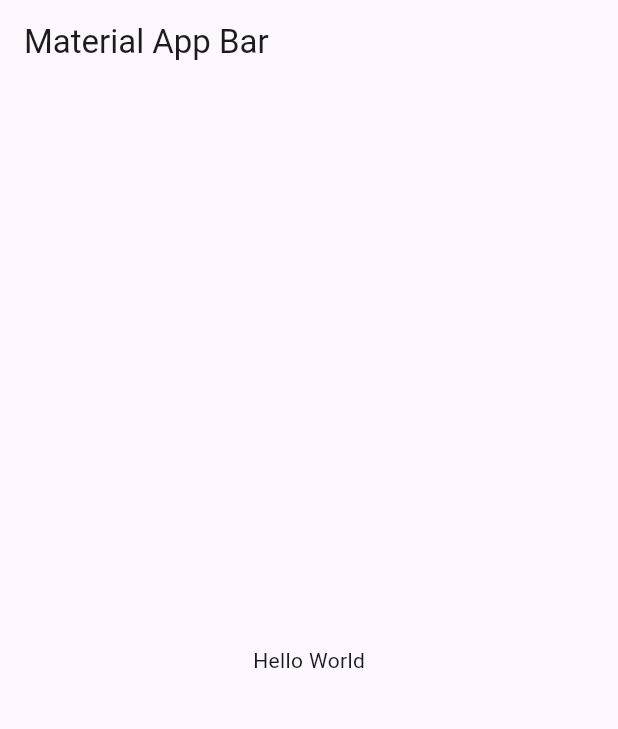
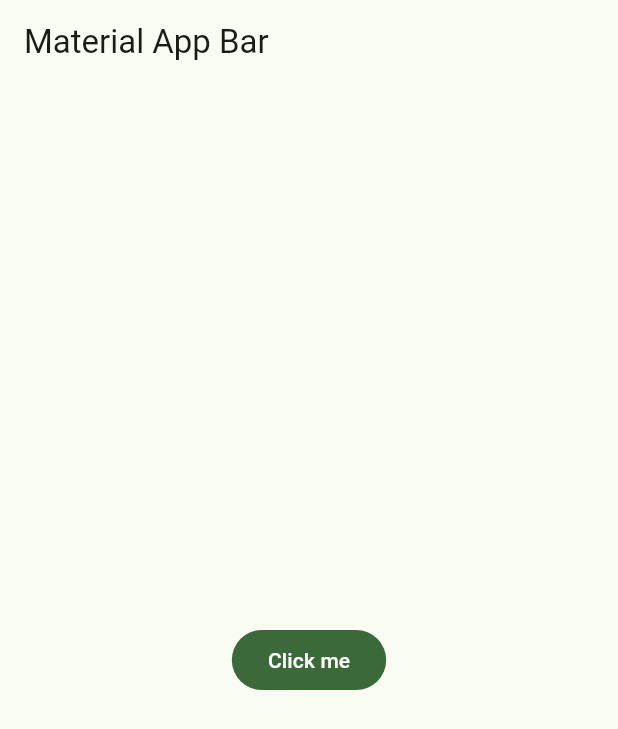
Before and after one commit to joseroyo3/flutter_02_yes_no_app, a Flutter app: the screen it shows after launch, on a phone screen of 412 x 824 dp. Shown: the top 729 px of the screen. Run offline on Flutter 3.47's test engine with Material 3 defaults, Android fonts, the light colour scheme and no system bars.

Commit message:
Añadimos Themes

```diff
--- /dev/null
+++ b/lib/config/app_theme.dart
@@ -0,0 +1,26 @@
+import 'package:flutter/material.dart';
+
+const Color _customColor = Color.fromARGB(176, 34, 88, 52);
+
+const List<Color> _colorThemes = [
+  _customColor, // 0
+  Colors.blue, // 1
+  Colors.green, // 2
+  Colors.pink, // 3
+];
+
+class AppTheme{
+  final int selectedColor;
+
+//  AppTheme({required this.selectedColor});
+
+  AppTheme({this.selectedColor = 0}):assert(selectedColor >= 0 && selectedColor < _colorThemes.length, 'Colors must be between0 and ${_colorThemes.length}');
+
+  ThemeData theme(){
+    return ThemeData(
+      //useMaterial3: true,
+      colorSchemeSeed: _colorThemes[selectedColor],
+      //brightness: Brightness.dark // DarkMode
+    );
+  }
+}
--- a/lib/main.dart
+++ b/lib/main.dart
@@ -1,4 +1,6 @@
 import 'package:flutter/material.dart';
+
+import 'config/app_theme.dart';
 
 void main() => runApp(const MyApp());
 
@@ -9,12 +11,14 @@ class MyApp extends StatelessWidget {
   Widget build(BuildContext context) {
     return MaterialApp(
       title: 'Material App',
+      debugShowCheckedModeBanner: false,
+      theme: AppTheme(selectedColor: 2).theme(),
       home: Scaffold(
         appBar: AppBar(
           title: const Text('Material App Bar'),
         ),
-        body: const Center(
-          child: Text('Hello World'),
+        body: Center(
+          child: FilledButton(onPressed: (){}, child: const Text("Click me"))
         ),
       ),
     );
```
Also changed, not shown: 1 other file.
